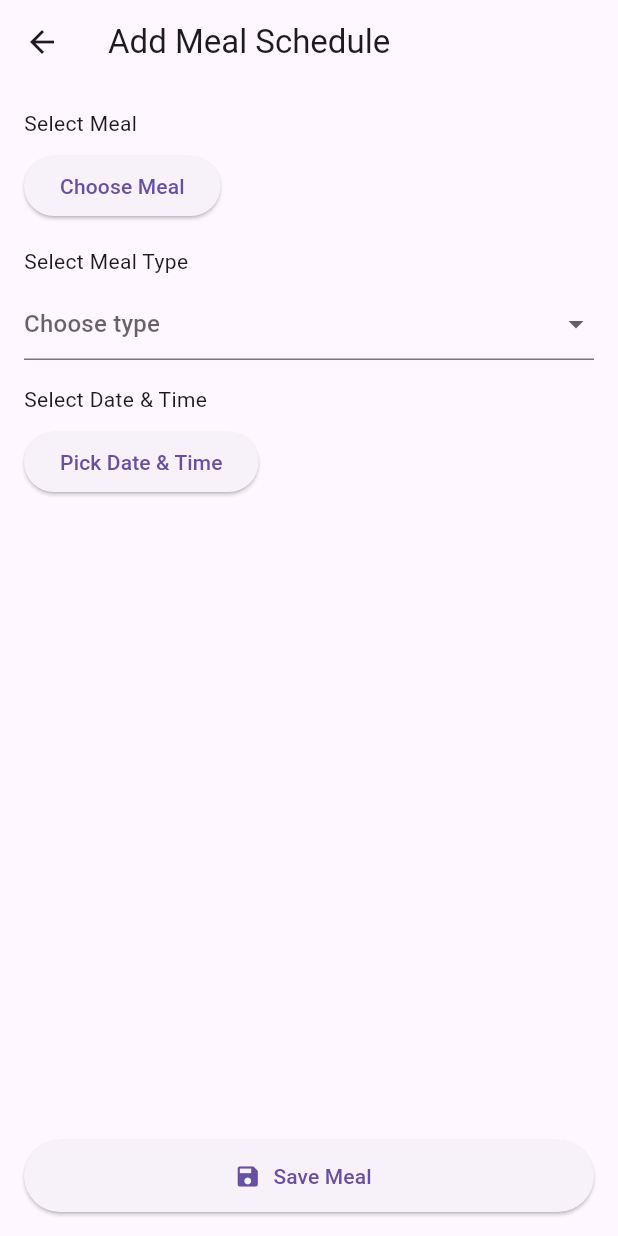
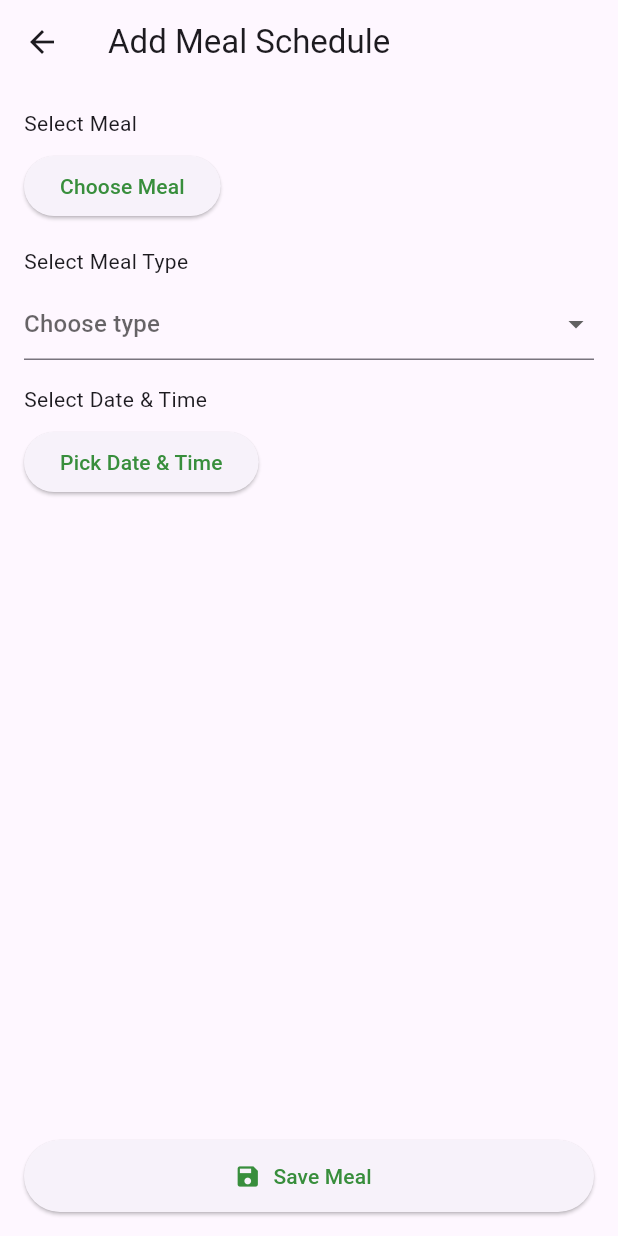
Before and after one commit to JJjust879/MealPrep, a Flutter app: the SchedulingScreen screen opened directly, on a phone screen of 412 x 824 dp. Run offline on Flutter 3.47's test engine with Material 3 defaults, Android fonts, the phone set to English and light mode, and no system bars; our stand-ins replace cloud_firestore, firebase_core, hive; missing offline and left inert: clerk_flutter; accounts and stored records are empty; network calls fail.

Commit message:
UI Change

```diff
--- a/lib/screens/greeting_card.dart
+++ b/lib/screens/greeting_card.dart
@@ -41,8 +41,8 @@ class GreetingCard extends StatelessWidget {
               value: progress,
               minHeight: 8,
               borderRadius: BorderRadius.circular(8),
-              backgroundColor: Colors.grey[200],
-              color: Theme.of(context).colorScheme.primary,
+              backgroundColor: Colors.green[50],
+              color: Colors.green[700],
             ),
             const SizedBox(height: 8),
             Text(
@@ -61,6 +61,7 @@ class GreetingCard extends StatelessWidget {
                     shape: RoundedRectangleBorder(
                       borderRadius: BorderRadius.circular(8),
                     ),
+                    foregroundColor: Colors.green[700],
                   ),
                 ),
                 const SizedBox(width: 10),
@@ -72,6 +73,7 @@ class GreetingCard extends StatelessWidget {
                     shape: RoundedRectangleBorder(
                       borderRadius: BorderRadius.circular(8),
                     ),
+                    foregroundColor: Colors.green[700],
                   ),
                 ),
               ],
--- a/lib/screens/scheduling.dart
+++ b/lib/screens/scheduling.dart
@@ -60,7 +60,8 @@ class _SchedulingScreenState extends State<SchedulingScreen> {
 
     final time = await showTimePicker(
       context: context,
-      initialTime: selectedDateTime != null
+      initialTime:
+          selectedDateTime != null
               ? TimeOfDay.fromDateTime(selectedDateTime!)
               : const TimeOfDay(hour: 8, minute: 0),
     );
@@ -68,7 +69,13 @@ class _SchedulingScreenState extends State<SchedulingScreen> {
     if (time == null) return;
 
     setState(() {
-      selectedDateTime = DateTime(date.year, date.month, date.day, time.hour, time.minute);
+      selectedDateTime = DateTime(
+        date.year,
+        date.month,
+        date.day,
+        time.hour,
+        time.minute,
+      );
     });
   }
 
@@ -87,7 +94,9 @@ class _SchedulingScreenState extends State<SchedulingScreen> {
   }
 
   Future<void> _saveMeal() async {
-    if (selectedMealId == null || selectedType == null || selectedDateTime == null) {
+    if (selectedMealId == null ||
+        selectedType == null ||
+        selectedDateTime == null) {
       ScaffoldMessenger.of(context).showSnackBar(
         const SnackBar(content: Text('Please complete all fields')),
       );
@@ -133,9 +142,9 @@ class _SchedulingScreenState extends State<SchedulingScreen> {
 
       Navigator.pop(context); // return to previous screen
     } catch (e) {
-      ScaffoldMessenger.of(context).showSnackBar(
-        SnackBar(content: Text('Error: $e')),
-      );
+      ScaffoldMessenger.of(
+        context,
+      ).showSnackBar(SnackBar(content: Text('Error: $e')));
     } finally {
       setState(() => _loading = false);
     }
@@ -158,6 +167,9 @@ class _SchedulingScreenState extends State<SchedulingScreen> {
             const SizedBox(height: 8),
             ElevatedButton(
               onPressed: _selectMeal,
+              style: ElevatedButton.styleFrom(
+                foregroundColor: Colors.green[700],
+              ),
               child: Text(selectedMealName ?? 'Choose Meal'),
             ),
             const SizedBox(height: 16),
@@ -165,7 +177,8 @@ class _SchedulingScreenState extends State<SchedulingScreen> {
             const SizedBox(height: 8),
             DropdownButtonFormField<String>(
               value: selectedType,
-              items: mealTypes.map((type) {
+              items:
+                  mealTypes.map((type) {
                     return DropdownMenuItem<String>(
                       value: type,
                       child: Text(type),
@@ -179,6 +192,9 @@ class _SchedulingScreenState extends State<SchedulingScreen> {
             const SizedBox(height: 8),
             ElevatedButton(
               onPressed: _pickDateTime,
+              style: ElevatedButton.styleFrom(
+                foregroundColor: Colors.green[700],
+              ),
               child: Text(
                 selectedDateTime != null
                     ? selectedDateTime.toString()
@@ -187,18 +203,27 @@ class _SchedulingScreenState extends State<SchedulingScreen> {
             ),
             const Spacer(),
             ElevatedButton.icon(
-              icon: _loading
+              icon:
+                  _loading
                       ? const SizedBox(
                         width: 20,
                         height: 20,
-                child: CircularProgressIndicator(strokeWidth: 2),
+                        child: CircularProgressIndicator(
+                          strokeWidth: 2,
+                          color: Colors.green,
+                        ),
                       )
                       : const Icon(Icons.save),
-              label: Text(_loading
+              label: Text(
+                _loading
                     ? (isEdit ? 'Updating...' : 'Saving...')
-                  : (isEdit ? 'Update Meal' : 'Save Meal')),
+                    : (isEdit ? 'Update Meal' : 'Save Meal'),
+              ),
               onPressed: _loading ? null : _saveMeal,
-              style: ElevatedButton.styleFrom(minimumSize: const Size.fromHeight(48)),
+              style: ElevatedButton.styleFrom(
+                minimumSize: const Size.fromHeight(48),
+                foregroundColor: Colors.green[700],
+              ),
             ),
           ],
         ),
```
Also changed, not shown: lib/screens/MealPlansScreen.dart (+11 -7 lines), lib/screens/MealSelectionPage.dart (+23 -11 lines), lib/screens/auth_gate.dart (+7 -4 lines), lib/screens/homepage.dart (+17 -7 lines), lib/screens/recipepage.dart (+17 -7 lines), lib/screens/shoppinglist.dart (+6 -3 lines). Lines whose indentation alone changed are shown as unchanged.
